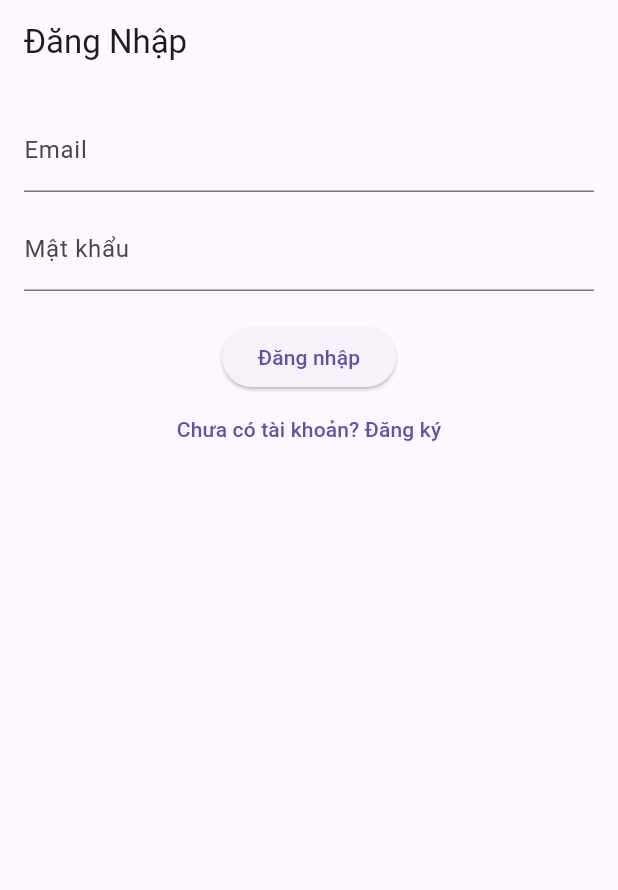
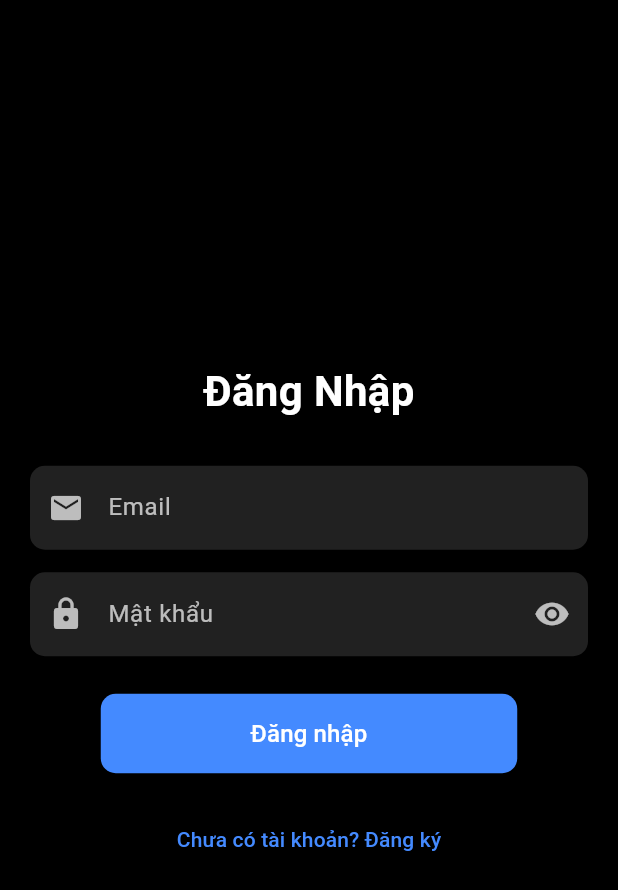
Before and after one commit to nhatanh100304/MobileAppNotePad, a Flutter app: the screen it shows after launch, on a phone screen of 412 x 824 dp. Shown: the top 890 px of the screen. Run offline on Flutter 3.47's test engine with Material 3 defaults, Android fonts, the phone set to English and light mode, and no system bars; our stand-ins replace cloud_firestore, firebase_auth, firebase_core, flutter_bloc; accounts and stored records are empty.

```diff
--- a/lib/domain/repositories/auth_repository.dart
+++ b/lib/domain/repositories/auth_repository.dart
@@ -3,4 +3,5 @@ abstract class AuthRepository {
   Future<String> register(String email, String password);
   Future<String> login(String email, String password);
   Future<void> logout();
+  Future<bool> verifyCredentials(String email, String password);
 }
--- a/lib/domain/repositories/user_repository.dart
+++ b/lib/domain/repositories/user_repository.dart
@@ -5,4 +5,5 @@ abstract class UserRepository {
   Future<void> saveUserProfile(UserProfile profile);
   Future<void> updateUserProfile(UserProfile profile);
   Future<void> deleteUserProfile(String uid);
+
 }
--- /dev/null
+++ b/lib/domain/usecase/profile/verifycredentials_usecase.dart
@@ -0,0 +1,11 @@
+import 'package:firebase/domain/repositories/auth_repository.dart';
+
+class VerifyCredentialsUseCase {
+  final AuthRepository repository;
+
+  VerifyCredentialsUseCase(this.repository);
+
+  Future<bool> call(String email, String password) {
+    return repository.verifyCredentials(email, password);
+  }
+}
--- a/lib/main.dart
+++ b/lib/main.dart
@@ -15,6 +15,7 @@ import 'domain/repositories/auth_repository.dart';
 import 'domain/usecase/profile/get_user_profile_usecase.dart';
 import 'domain/usecase/login_usecase.dart';
 import 'domain/usecase/profile/update_user_profile_usecase.dart';
+import 'domain/usecase/profile/verifycredentials_usecase.dart';
 import 'firebase_options.dart';
 import 'data/repositories/auth_repository_implementation.dart';
 
@@ -47,7 +48,8 @@ class MyApp extends StatelessWidget {
       providers: [
         BlocProvider(
           create: (context) => AuthBloc(
-            LoginUseCase(authRepository),
+            LoginUseCase(
+                authRepository, VerifyCredentialsUseCase(authRepository)),
             RegisterUseCase(authRepository),
             LogoutUseCase(authRepository),
             GetUserProfileUseCase(userRepository),
--- a/lib/presentation/Bloc/bloc.dart
+++ b/lib/presentation/Bloc/bloc.dart
@@ -30,7 +30,7 @@ class AuthBloc extends Bloc<AuthEvent, AuthState> {
     // 🔹 ĐĂNG NHẬP
     on<LoginUser>((event, emit) async {
       emit(AuthLoading());
-      final uid = await loginUseCase.execute(event.email, event.password);
+      final uid = await loginUseCase.call(event.email, event.password);
 
       if (uid.isNotEmpty && !uid.startsWith("Lỗi đăng nhập")) {
         currentUid = uid;
--- a/lib/presentation/view/login_page.dart
+++ b/lib/presentation/view/login_page.dart
@@ -1,9 +1,8 @@
+import 'package:flutter/material.dart';
+import 'package:flutter_bloc/flutter_bloc.dart';
 import 'package:firebase/presentation/Bloc/bloc.dart';
 import 'package:firebase/presentation/Bloc/bloc_event.dart';
 import 'package:firebase/presentation/Bloc/bloc_state.dart';
-import 'package:flutter/material.dart';
-import 'package:flutter_bloc/flutter_bloc.dart';
-
 import 'home_page.dart';
 import 'register_page.dart';
 
@@ -17,34 +16,67 @@ class LoginPage extends StatefulWidget {
 class _LoginPageState extends State<LoginPage> {
   final TextEditingController _emailController = TextEditingController();
   final TextEditingController _passwordController = TextEditingController();
+  bool _obscurePassword = true; // Trạng thái ẩn/hiện mật khẩu
 
   @override
   Widget build(BuildContext context) {
     return Scaffold(
-      appBar: AppBar(title: Text("Đăng Nhập")),
-      body: Padding(
-        padding: const EdgeInsets.all(16.0),
+      backgroundColor: Colors.black, // Nền tối
+      body: Center(
+        child: SingleChildScrollView(
+          padding: const EdgeInsets.all(20.0),
           child: Column(
+            mainAxisAlignment: MainAxisAlignment.center,
             children: [
-            TextField(
+              // 🔥 Logo hoặc tiêu đề
+              Text(
+                "Đăng Nhập",
+                style: TextStyle(
+                  fontSize: 28,
+                  fontWeight: FontWeight.bold,
+                  color: Colors.white,
+                ),
+              ),
+              const SizedBox(height: 30),
+
+              // 🔹 Email Input
+              _buildTextField(
                 controller: _emailController,
-              decoration: InputDecoration(labelText: "Email"),
+                label: "Email",
+                icon: Icons.email,
               ),
-            SizedBox(height: 10),
-            TextField(
+              const SizedBox(height: 15),
+
+              // 🔹 Password Input với nút ẩn/hiện
+              _buildTextField(
                 controller: _passwordController,
-              obscureText: true,
-              decoration: InputDecoration(labelText: "Mật khẩu"),
+                label: "Mật khẩu",
+                icon: Icons.lock,
+                isPassword: true,
+                obscureText: _obscurePassword,
+                toggleObscure: () {
+                  setState(() {
+                    _obscurePassword = !_obscurePassword;
+                  });
+                },
               ),
-            SizedBox(height: 20),
+              const SizedBox(height: 25),
+
+              // 🔹 Button Đăng nhập
               BlocConsumer<AuthBloc, AuthState>(
                 listener: (context, state) {
                   if (state is AuthSuccess) {
-                  Navigator.pushReplacement(context,
-                      MaterialPageRoute(builder: (context) => HomePage()));
+                    Navigator.pushReplacement(
+                      context,
+                      MaterialPageRoute(builder: (context) => HomePage()),
+                    );
                   } else if (state is AuthFailure) {
-                  ScaffoldMessenger.of(context)
-                      .showSnackBar(SnackBar(content: Text(state.error)));
+                    ScaffoldMessenger.of(context).showSnackBar(
+                      SnackBar(
+                        content: Text(state.error),
+                        backgroundColor: Colors.redAccent,
+                      ),
+                    );
                   }
                 },
                 builder: (context, state) {
@@ -53,20 +85,79 @@ class _LoginPageState extends State<LoginPage> {
                         ? null
                         : () {
                             context.read<AuthBloc>().add(LoginUser(
-                              _emailController.text, _passwordController.text));
+                                _emailController.text,
+                                _passwordController.text));
                           },
-                  child: Text("Đăng nhập"),
+                    style: ElevatedButton.styleFrom(
+                      backgroundColor: Colors.blueAccent,
+                      padding: const EdgeInsets.symmetric(
+                        horizontal: 100,
+                        vertical: 15,
+                      ),
+                      shape: RoundedRectangleBorder(
+                        borderRadius: BorderRadius.circular(10),
+                      ),
+                    ),
+                    child: Text(
+                      state is AuthLoading ? "Đang xử lý..." : "Đăng nhập",
+                      style: const TextStyle(fontSize: 16, color: Colors.white),
+                    ),
                   );
                 },
               ),
+              const SizedBox(height: 20),
+
+              // 🔹 Chuyển đến trang đăng ký
               TextButton(
                 onPressed: () {
-                Navigator.push(context,
-                    MaterialPageRoute(builder: (context) => RegisterPage()));
+                  Navigator.push(
+                    context,
+                    MaterialPageRoute(builder: (context) => RegisterPage()),
+                  );
                 },
-              child: Text("Chưa có tài khoản? Đăng ký"),
+                child: const Text(
+                  "Chưa có tài khoản? Đăng ký",
+                  style: TextStyle(color: Colors.blueAccent),
+                ),
               ),
             ],
+          ),
+        ),
+      ),
+    );
+  }
+
+  // 🎨 Hàm tạo TextField tùy chỉnh
+  Widget _buildTextField({
+    required TextEditingController controller,
+    required String label,
+    required IconData icon,
+    bool isPassword = false,
+    bool obscureText = false,
+    VoidCallback? toggleObscure,
+  }) {
+    return TextField(
+      controller: controller,
+      obscureText: obscureText,
+      style: const TextStyle(color: Colors.white),
+      decoration: InputDecoration(
+        labelText: label,
+        labelStyle: const TextStyle(color: Colors.white70),
+        prefixIcon: Icon(icon, color: Colors.white70),
+        suffixIcon: isPassword
+            ? IconButton(
+                icon: Icon(
+                  obscureText ? Icons.visibility : Icons.visibility_off,
+                  color: Colors.white70,
+                ),
+                onPressed: toggleObscure,
+              )
+            : null,
+        filled: true,
+        fillColor: Colors.grey[900], // Màu nền ô nhập liệu
+        border: OutlineInputBorder(
+          borderRadius: BorderRadius.circular(10),
+          borderSide: BorderSide.none,
         ),
       ),
     );
```
Also changed, not shown: lib/data/repositories/auth_repository_implementation.dart (+15 -0 lines), lib/domain/usecase/login_usecase.dart (+11 -10 lines). Lines whose indentation alone changed are shown as unchanged.
